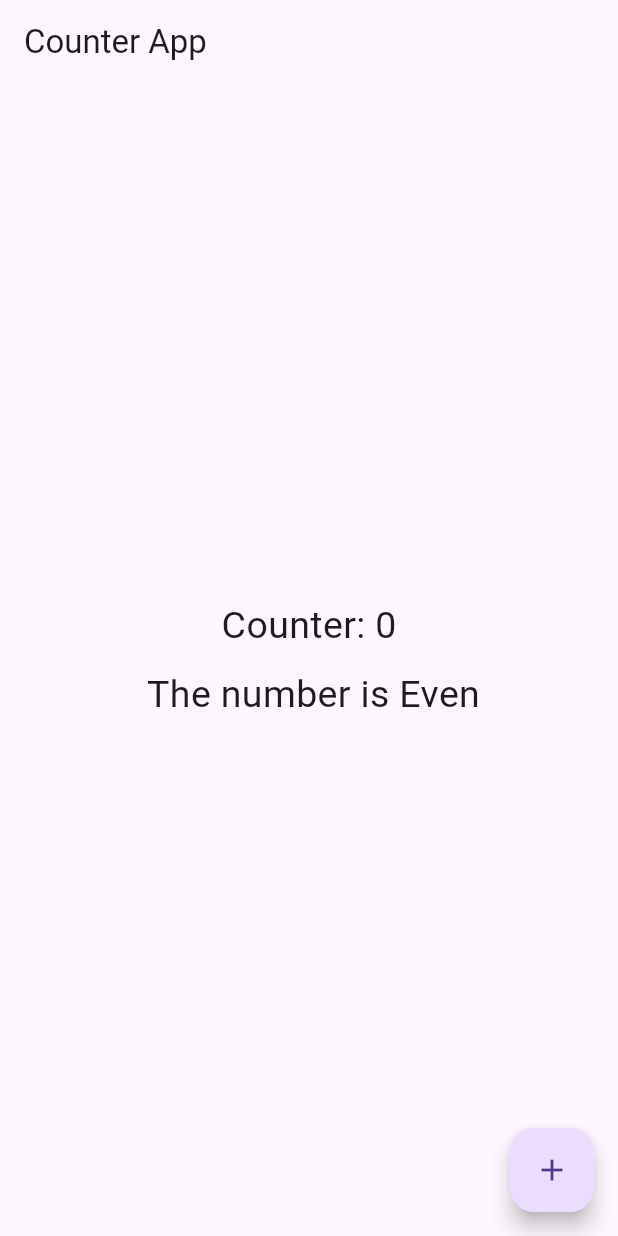
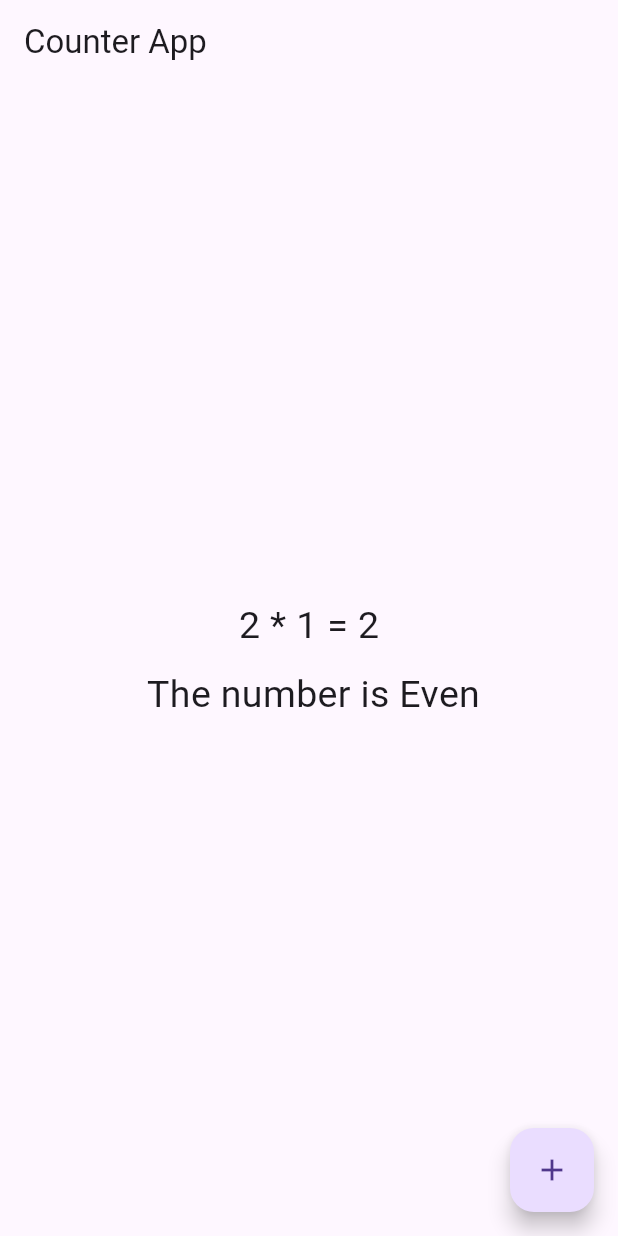
Before and after one commit to ArslanYousaf12/layouts-concept-app, a Flutter app: the screen it shows after launch, on a phone screen of 412 x 824 dp. Run offline on Flutter 3.47's test engine with Material 3 defaults, Android fonts, the phone set to English and light mode, and no system bars.

Commit message:
table of 2

```diff
--- a/lib/counter.dart
+++ b/lib/counter.dart
@@ -1,15 +1,5 @@
 import 'package:flutter/material.dart';
 
-void main() => runApp(MyApp());
-
-class MyApp extends StatelessWidget {
-  @override
-  Widget build(BuildContext context) {
-    return MaterialApp(
-      home: CounterScreen(),
-    );
-  }
-}
 
 class CounterScreen extends StatefulWidget {
   @override
@@ -17,13 +7,14 @@ class CounterScreen extends StatefulWidget {
 }
 
 class _CounterScreenState extends State<CounterScreen> {
-  int counter = 0;
+  int counter = 1;
+  int result= 2;
   String evenOdd = 'Even'; // Initial display message
 
   void incrementCounter() {
     setState(() {
       counter++;
-      evenOdd = (counter % 2 == 0) ? 'Even' : 'odd' ;
+     result = 2 * counter;
     });
   }
 
@@ -38,7 +29,7 @@ class _CounterScreenState extends State<CounterScreen> {
           mainAxisAlignment: MainAxisAlignment.center,
           children: <Widget>[
             Text(
-              'Counter: $counter',
+                '2 * $counter = $result',
             style: TextStyle(fontSize: 25),),
             SizedBox(height: 10,),
             Text(' The number is $evenOdd',
```
